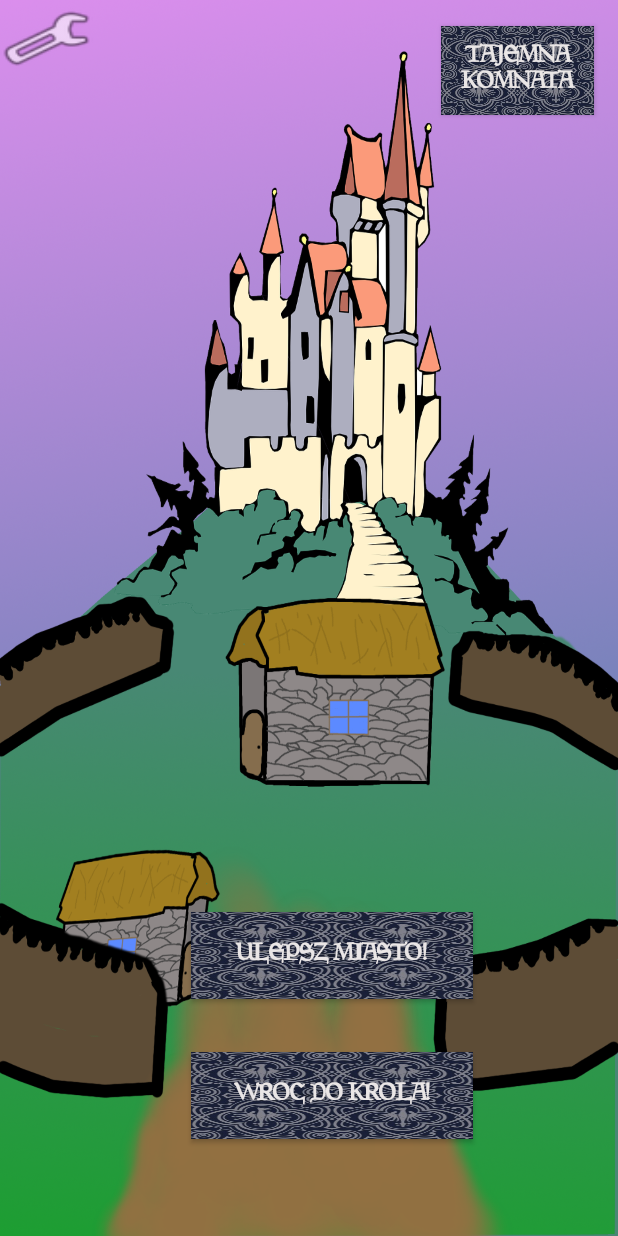
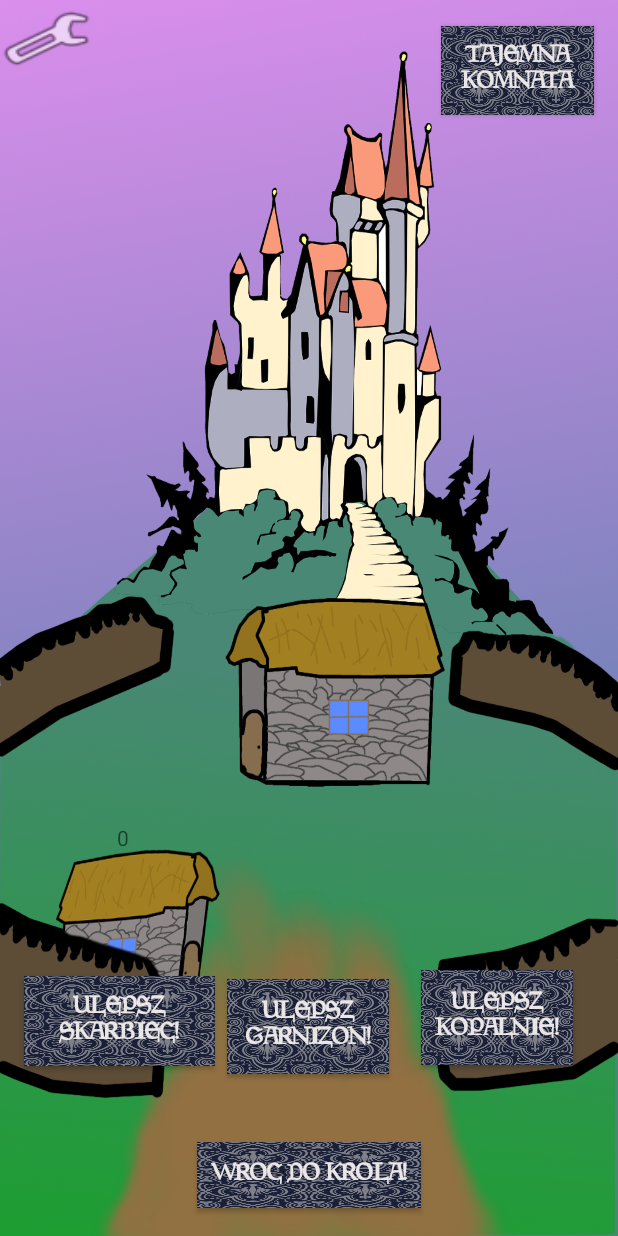
Before and after one commit to BartekWMII/Projekt-WMII, an Android app: the activity_city_upgrade screen opened directly, with no data from a screen before it, on a phone screen of 412 x 824 dp. Run offline under Robolectric (Android 15) with nearby library versions, the light colour scheme and no system bars; Roboto replaces fonts that are not available here.

Commit message:
Edytowane przez Mikolaja Cieslaka

```diff
--- a/app/src/main/java/com/example/helikoptery/activity_city_upgrade.java
+++ b/app/src/main/java/com/example/helikoptery/activity_city_upgrade.java
@@ -15,9 +15,13 @@ import android.widget.Toast;
 
 public class activity_city_upgrade extends AppCompatActivity {
 
-    public static int miasto;
-    public static int miastoimp;
-    public static int stal;
+    public static int miastoa;
+    public static int miastoimpa;
+    public static int miastob;
+    public static int miastoimpb;
+    public static int miastoc;
+    public static int miastoimpc;
+    public static int stal=50;
     public static int stalimp;
     private Button button,button2,button3;
     public static int gold,gold6;
@@ -56,10 +60,18 @@ public class activity_city_upgrade extends AppCompatActivity {
                 moveToSettings();
             }
         });
+
+        TextView showCountTextView = (TextView) findViewById(R.id.textViewSkarb);
+        String countString = showCountTextView.getText().toString();
+        Integer miastoSa = Integer.parseInt(countString);
         stalimp=getIntent().getIntExtra("Stal",stal);
-        miastoimp=getIntent().getIntExtra("Miasto",miasto);
+        miastoimpa=getIntent().getIntExtra("skarb",miastoa);
+        miastoimpb=getIntent().getIntExtra("kosz",miastob);
+        miastoimpc=getIntent().getIntExtra("kop",miastoc);
         gold6=getIntent().getIntExtra("Gold",gold);///gold przeniesiony z aftermenu activity
         army6=getIntent().getIntExtra("Armia",army);///armia przeniesiona z aftermenu activity
+        miastoSa=miastoa;
+        showCountTextView.setText(miastoSa.toString());
 
 
     }
@@ -91,22 +103,62 @@ public class activity_city_upgrade extends AppCompatActivity {
     {
      //   licznikQ++;
         Intent intent = new Intent(this,activity_afterMenu.class);
-      //  intent.putExtra("Gold2",gold6);
-      //  intent.putExtra("Armia2",army6);
-      //  intent.putExtra
+        intent.putExtra("skarb",miastoa);
+        intent.putExtra("kosz",miastob);
+      //  intent.putExtra("kop",miastoc);
         startActivity(intent);
     }
 
     public void miastoClick(View view) {
 
-        int sprM=miastoimp;
-        if ((sprM+1)*10>stalimp)
+        TextView showCountTextView =
+                (TextView) findViewById(R.id.textViewSkarb);
+
+        miastoa=miastoa+miastoimpa;
+        stal=stal+stalimp;
+        int sprM=miastoa;
+        if ((sprM+1)*10>stal)
         {
             Toast.makeText(context, "Brakuje stali!", Toast.LENGTH_SHORT).show();
         }
         else{
-            stal=stal-(10*miasto);
-            miasto=miasto+1;
+            stal=stal-(10*miastoa)-5;
+            miastoa=miastoa+1;
+            String miastostringa=Integer.toString(miastoa);
+            showCountTextView.setText(miastostringa);
+        }
+    }
+
+    public void GarnUp(View view) {
+
+
+        miastob=miastob+miastoimpb;
+        stal=stal+stalimp;
+        int sprM=miastob;
+        if ((sprM+1)*10>stal)
+        {
+            Toast.makeText(context, "Brakuje stali!", Toast.LENGTH_SHORT).show();
+        }
+        else{
+            stal=stal-(10*miastob)-5;
+            miastob=miastob+1;
+            String miastostringb=Integer.toString(miastob);
+
+        }
+    }
+
+    public void KopUp(View view) {
+        miastoc=miastoc+miastoimpc;
+        stal=stal+stalimp;
+        int sprM=miastoc;
+        if ((sprM+1)*10>stal)
+        {
+            Toast.makeText(context, "Brakuje stali!", Toast.LENGTH_SHORT).show();
+        }
+        else{
+            stal=stal-(10*miastoc)-5;
+            miastoc=miastoc+1;
+            String miastostringc=Integer.toString(miastoc);
         }
     }
 }
--- a/app/src/main/res/layout/activity_city_upgrade.xml
+++ b/app/src/main/res/layout/activity_city_upgrade.xml
@@ -18,8 +18,8 @@
 
             <Button
                 android:id="@+id/KingBack"
-                android:layout_width="188dp"
-                android:layout_height="58dp"
+                android:layout_width="149dp"
+                android:layout_height="44dp"
                 android:background="@drawable/pattern1"
                 android:fontFamily="@font/magic"
                 android:text="Wroc do krola!"
@@ -30,19 +30,18 @@
                 android:textStyle="bold"
                 app:layout_constraintBottom_toBottomOf="parent"
                 app:layout_constraintEnd_toEndOf="parent"
-                app:layout_constraintHorizontal_bias="0.569"
                 app:layout_constraintStart_toStartOf="parent"
                 app:layout_constraintTop_toTopOf="parent"
-                app:layout_constraintVertical_bias="0.916" />
+                app:layout_constraintVertical_bias="0.976" />
 
             <Button
                 android:id="@+id/button2"
-                android:layout_width="188dp"
-                android:layout_height="58dp"
+                android:layout_width="127dp"
+                android:layout_height="60dp"
                 android:background="@drawable/pattern1"
                 android:fontFamily="@font/magic"
                 android:onClick="miastoClick"
-                android:text="Ulepsz Miasto!"
+                android:text="Ulepsz Skarbiec!"
                 android:textColor="#EAE6E6"
                 android:textColorHighlight="#FFFFFF"
                 android:textColorHint="#FF0000"
@@ -50,23 +49,23 @@
                 android:textStyle="bold"
                 app:layout_constraintBottom_toBottomOf="parent"
                 app:layout_constraintEnd_toEndOf="parent"
-                app:layout_constraintHorizontal_bias="0.569"
+                app:layout_constraintHorizontal_bias="0.056"
                 app:layout_constraintStart_toStartOf="parent"
                 app:layout_constraintTop_toTopOf="parent"
-                app:layout_constraintVertical_bias="0.794" />
+                app:layout_constraintVertical_bias="0.852" />
 
             <Button
                 android:id="@+id/SecretButton"
                 android:layout_width="102dp"
                 android:layout_height="59dp"
+                android:background="@drawable/pattern1"
+                android:fontFamily="@font/magic"
                 android:text="Tajemna Komnata"
                 android:textColor="#EAE6E6"
                 android:textColorHighlight="#FFFFFF"
                 android:textColorHint="#FF0000"
                 android:textSize="16sp"
                 android:textStyle="bold"
-                android:fontFamily="@font/magic"
-                android:background="@drawable/pattern1"
                 app:layout_constraintBottom_toBottomOf="parent"
                 app:layout_constraintEnd_toEndOf="parent"
                 app:layout_constraintHorizontal_bias="0.948"
@@ -82,6 +81,58 @@
                 tools:layout_editor_absoluteX="16dp"
                 tools:layout_editor_absoluteY="24dp" />
 
+            <Button
+                android:id="@+id/button3"
+                android:layout_width="108dp"
+                android:layout_height="63dp"
+                android:background="@drawable/pattern1"
+                android:fontFamily="@font/magic"
+                android:onClick="GarnUp"
+                android:text="Ulepsz Garnizon!"
+                android:textColor="#EAE6E6"
+                android:textColorHighlight="#FFFFFF"
+                android:textColorHint="#FF0000"
+                android:textSize="16sp"
+                android:textStyle="bold"
+                app:layout_constraintBottom_toTopOf="@+id/KingBack"
+                app:layout_constraintEnd_toEndOf="parent"
+                app:layout_constraintHorizontal_bias="0.05"
+                app:layout_constraintStart_toEndOf="@+id/button2"
+                app:layout_constraintTop_toTopOf="parent"
+                app:layout_constraintVertical_bias="0.935" />
+
+            <Button
+                android:id="@+id/button4"
+                android:layout_width="101dp"
+                android:layout_height="63dp"
+                android:background="@drawable/pattern1"
+                android:fontFamily="@font/magic"
+                android:onClick="KopUp"
+                android:text="Ulepsz Kopalnie!"
+                android:textColor="#EAE6E6"
+                android:textColorHighlight="#FFFFFF"
+                android:textColorHint="#FF0000"
+                android:textSize="16sp"
+                android:textStyle="bold"
+                app:layout_constraintBottom_toBottomOf="parent"
+                app:layout_constraintEnd_toEndOf="parent"
+                app:layout_constraintHorizontal_bias="0.411"
+                app:layout_constraintStart_toEndOf="@+id/button3"
+                app:layout_constraintTop_toTopOf="parent"
+                app:layout_constraintVertical_bias="0.85" />
+
+            <TextView
+                android:id="@+id/textViewSkarb"
+                android:layout_width="wrap_content"
+                android:layout_height="wrap_content"
+                android:text="0"
+                app:layout_constraintBottom_toTopOf="@+id/button2"
+                app:layout_constraintEnd_toEndOf="parent"
+                app:layout_constraintHorizontal_bias="0.193"
+                app:layout_constraintStart_toStartOf="parent"
+                app:layout_constraintTop_toBottomOf="@+id/SettingsButton"
+                app:layout_constraintVertical_bias="0.857" />
+
         </android.support.constraint.ConstraintLayout>
     </LinearLayout>
 </RelativeLayout>
```
Also changed, not shown: app/src/main/java/com/example/helikoptery/activity_afterMenu.java (+34 -22 lines).
